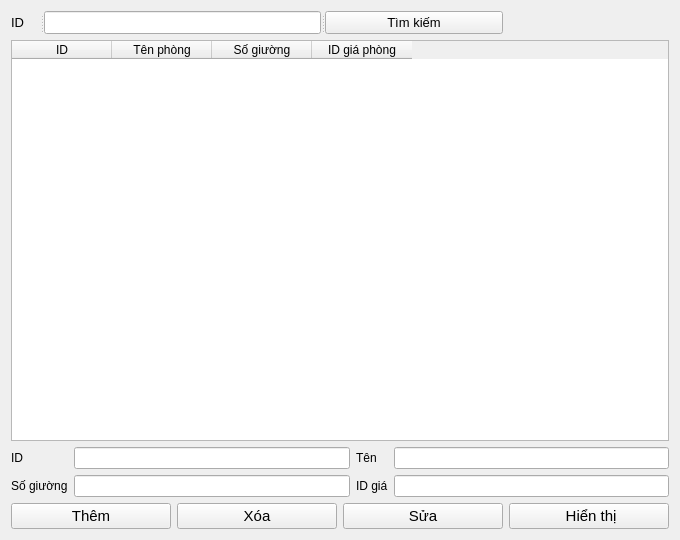
This is view/phong_va_giaphong/ql_phong.ui in loimaxto/DoAnPython as Qt 5 draws it before an edit. The edited form follows.
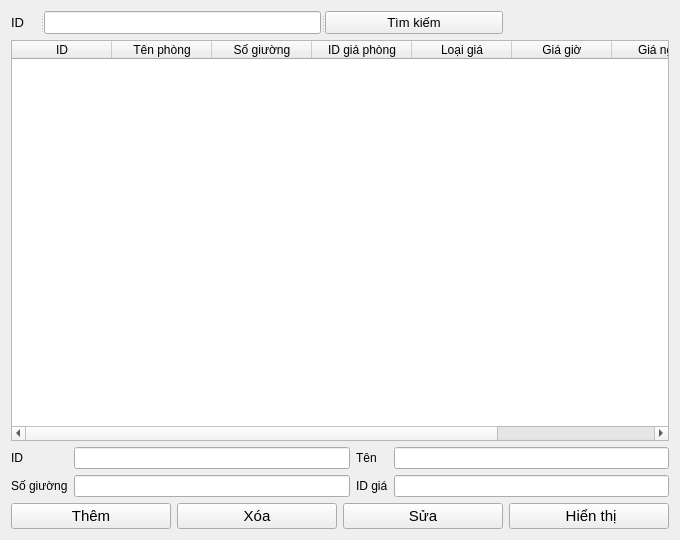
This is the edited form.

Commit message: ghep bang phong_giaphong

Patch:
```diff
--- a/view/phong_va_giaphong/ql_phong.ui
+++ b/view/phong_va_giaphong/ql_phong.ui
@@ -51,7 +51,7 @@
    <item row="1" column="0" colspan="4">
     <widget class="QTableWidget" name="dis_pla">
      <property name="columnCount">
-      <number>4</number>
+      <number>8</number>
      </property>
      <column>
       <property name="text">
@@ -73,6 +73,26 @@
        <string>ID giá phòng</string>
       </property>
      </column>
+     <column>
+      <property name="text">
+       <string>Loại giá</string>
+      </property>
+     </column>
+     <column>
+      <property name="text">
+       <string>Giá giờ</string>
+      </property>
+     </column>
+     <column>
+      <property name="text">
+       <string>Giá ngày</string>
+      </property>
+     </column>
+     <column>
+      <property name="text">
+       <string>Giá đêm</string>
+      </property>
+     </column>
     </widget>
    </item>
    <item row="2" column="0" colspan="4">
```
The commit also changes 6 other files.
